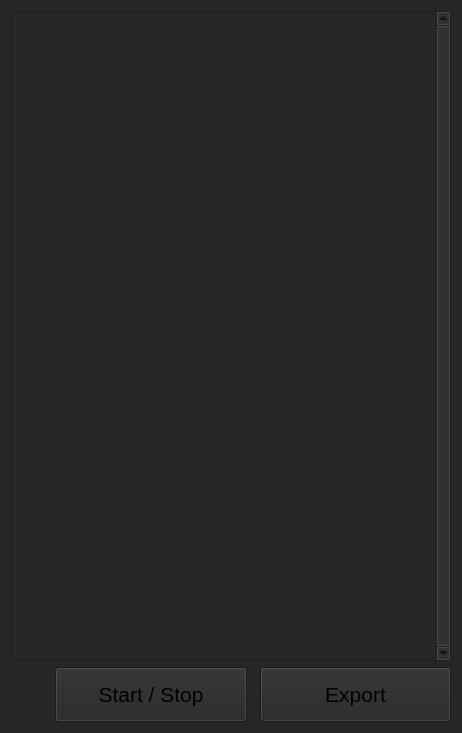
Qt form Cybersecurity_Lesson/wardriving/wardriving.ui (GeekTech-mirror/qt-cybersecurity_lesson) before a commit.
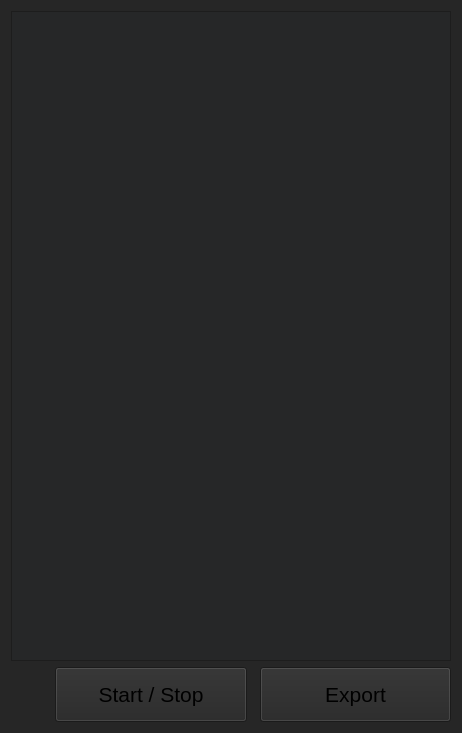
The same form after that commit. Icons and pictures are not drawn.

```diff
--- a/Cybersecurity_Lesson/wardriving/wardriving.ui
+++ b/Cybersecurity_Lesson/wardriving/wardriving.ui
@@ -115,7 +115,7 @@
       </font>
      </property>
      <property name="verticalScrollBarPolicy">
-      <enum>Qt::ScrollBarAlwaysOn</enum>
+      <enum>Qt::ScrollBarAsNeeded</enum>
      </property>
      <property name="selectionMode">
       <enum>QAbstractItemView::NoSelection</enum>
```
